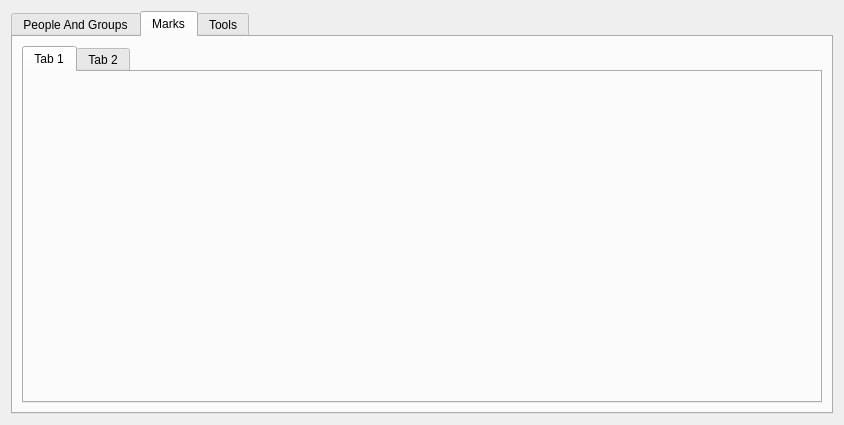
First picture: the form in mainapplication.ui, repository Sarpowski/DataBaseCourseWork, before the edit.
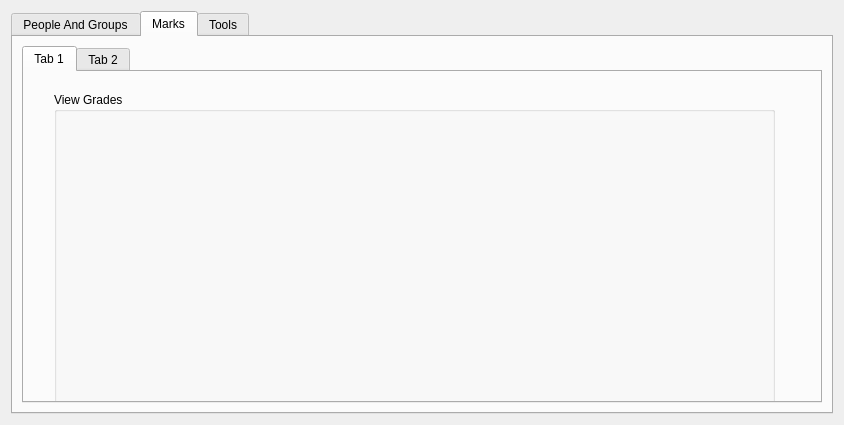
Second picture: the form after the edit. The open tabs and pages were chosen to show the change.

Commit message: add : grade ui tabs

Patch:
```diff
--- a/mainapplication.ui
+++ b/mainapplication.ui
@@ -459,6 +459,19 @@
           <attribute name="title">
            <string>Tab 1</string>
           </attribute>
+          <widget class="QGroupBox" name="groupBox_3">
+           <property name="geometry">
+            <rect>
+             <x>30</x>
+             <y>20</y>
+             <width>721</width>
+             <height>321</height>
+            </rect>
+           </property>
+           <property name="title">
+            <string>View Grades</string>
+           </property>
+          </widget>
          </widget>
          <widget class="QWidget" name="tab_8">
           <attribute name="title">
```
Left out of the diff: 4 changed lines with no effect on the pictures.
